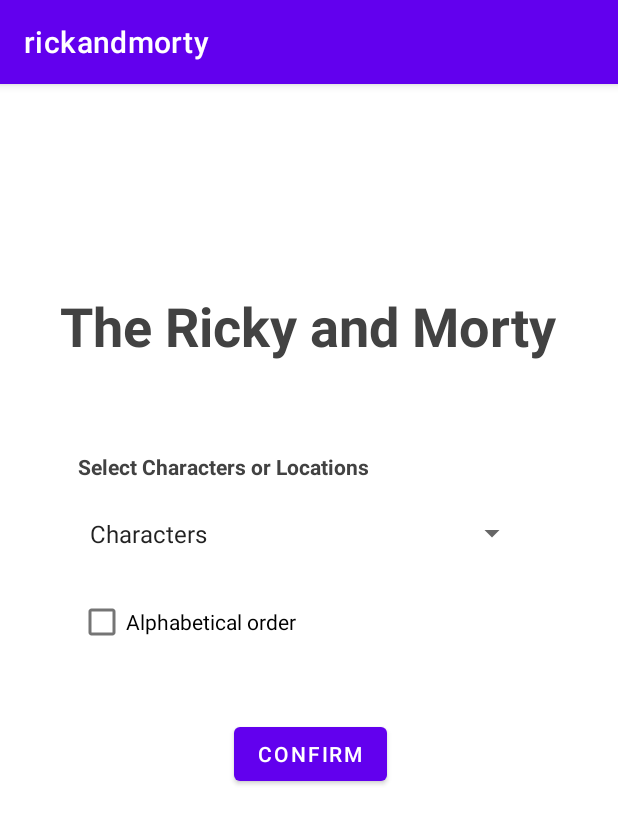
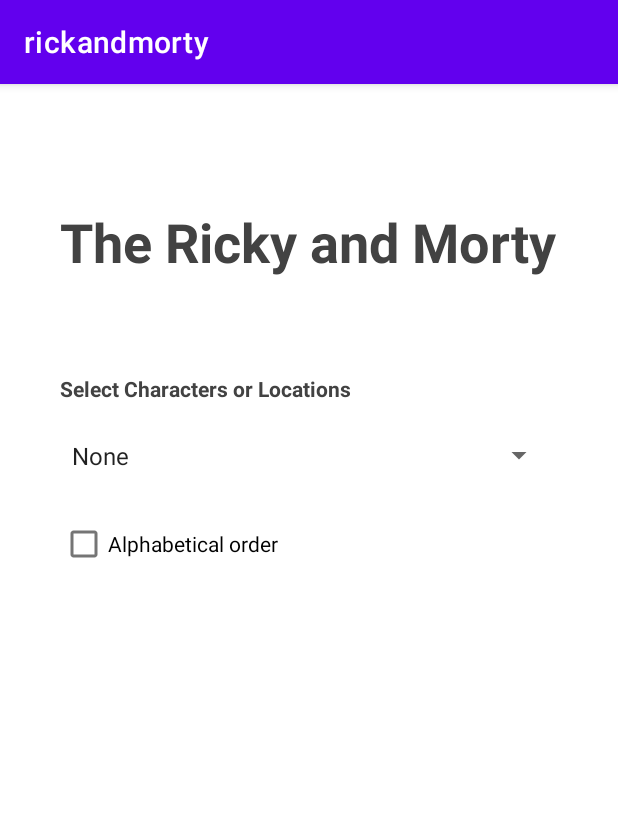
Before and after one commit to tlam101/rickyandmorty, an Android app: the screen it shows after launch (MainActivity), on a phone screen of 412 x 824 dp. Shown: the top 824 px of the screen. Run offline under Robolectric (Android 15) with nearby library versions, the phone set to English and light mode, and no system bars.

Commit message:
modified a spinner

```diff
--- a/app/src/main/java/practice/project/rickandmorty/MainActivity.java
+++ b/app/src/main/java/practice/project/rickandmorty/MainActivity.java
@@ -4,10 +4,15 @@ import androidx.appcompat.app.AppCompatActivity;
 
 import android.content.Intent;
 import android.os.Bundle;
+import android.util.Log;
 import android.view.View;
 import android.widget.AdapterView;
 import android.widget.ArrayAdapter;
+import android.widget.Button;
+import android.widget.CheckBox;
 import android.widget.Spinner;
+import android.widget.Toast;
+import android.widget.ToggleButton;
 
 import java.io.InputStream;
 import java.io.InputStreamReader;
@@ -15,46 +20,43 @@ import java.net.HttpURLConnection;
 import java.net.MalformedURLException;
 import java.net.URL;
 
-public class MainActivity extends AppCompatActivity implements View.OnClickListener {
-    String characterQuery, locationQuery;
-
+public class MainActivity extends AppCompatActivity implements AdapterView.OnItemSelectedListener {
     protected String spinnerChoice;
     public Spinner spinner;
-
+    public CheckBox checkBox;
 
 
     @Override
     protected void onCreate(Bundle savedInstanceState) {
         super.onCreate(savedInstanceState);
         setContentView(R.layout.activity_main);
-        characterQuery = "rickandmortyapi.com/api/character/";
-        locationQuery = "rickandmortyapi.com/api/location/";
 
         spinner = findViewById(R.id.selectionSpinner);
+        checkBox = findViewById(R.id.orderCheckBox);
+
         ArrayAdapter<CharSequence> adapter = ArrayAdapter.createFromResource(this, R.array.choices, android.R.layout.simple_spinner_item);
-        adapter.setDropDownViewResource(android.R.layout.);
+        adapter.setDropDownViewResource(android.R.layout.simple_spinner_dropdown_item);
         spinner.setAdapter(adapter);
         spinner.setOnItemSelectedListener(this);
+    }
 
-        if (spinnerChoice.equals("Character")) {
-            SelectCharacter();
-        } else if (spinnerChoice.equals("Location")) {
-            SelectLocation();
+    @Override
+    public void onItemSelected(AdapterView<?> adapterView, View view, int i, long l) {
+        spinnerChoice = adapterView.getItemAtPosition(i).toString();
+        Log.i("CHOICE", spinnerChoice);
+        if (spinnerChoice.equals("Characters")) {
+            Intent intentCharacter = new Intent(MainActivity.this, SelectCharacterActivity.class);
+            startActivity(intentCharacter);
+        } else if (spinnerChoice.equals("Locations")) {
+            Intent intentLocation = new Intent(this, SelectLocationActivity.class);
+            startActivity(intentLocation);
+        } else {
+            Toast.makeText(this, "Null", Toast.LENGTH_SHORT).show();
         }
     }
 
-    protected void SelectCharacter() {
-        Intent intentCharacter = new Intent(this, SelectCharacterActivity.class);
-        startActivity(intentCharacter);
-    }
-
-    protected void SelectLocation() {
-        Intent intentLocation = new Intent(this, SelectLocationActivity.class);
-        startActivity(intentLocation);
-    }
-
     @Override
-    public void onClick(View view) {
+    public void onNothingSelected(AdapterView<?> adapterView) {
 
     }
 }
--- a/app/src/main/java/practice/project/rickandmorty/SelectCharacterActivity.java
+++ b/app/src/main/java/practice/project/rickandmorty/SelectCharacterActivity.java
@@ -10,8 +10,10 @@ import java.net.HttpURLConnection;
 import java.net.URL;
 
 public class SelectCharacterActivity extends AppCompatActivity {
-    HttpURLConnection urlConnection = null;
-    URL url;
+    private HttpURLConnection urlConnection = null;
+    private URL url;
+    protected String characterQuery = "rickandmortyapi.com/api/character/";
+
 
     @Override
     protected void onCreate(Bundle savedInstanceState) {
--- a/app/src/main/res/layout/activity_main.xml
+++ b/app/src/main/res/layout/activity_main.xml
@@ -9,25 +9,15 @@
 
     <Spinner
         android:id="@+id/selectionSpinner"
-        android:layout_width="300dp"
+        android:layout_width="330dp"
         android:layout_height="30dp"
         android:layout_gravity="center"
         android:layout_marginTop="20dp"
+        android:autofillHints="Select Characters or Locations"
         app:layout_constraintEnd_toEndOf="@+id/spinnerTextView"
         app:layout_constraintHorizontal_bias="0.0"
         app:layout_constraintStart_toStartOf="@+id/spinnerTextView"
         app:layout_constraintTop_toBottomOf="@+id/spinnerTextView" />
-
-    <Button
-        android:id="@+id/confirmButton"
-        android:layout_width="wrap_content"
-        android:layout_height="wrap_content"
-        android:layout_marginTop="40dp"
-        android:text="Confirm"
-        app:layout_constraintEnd_toEndOf="@+id/selectionSpinner"
-        app:layout_constraintHorizontal_bias="0.525"
-        app:layout_constraintStart_toStartOf="@+id/selectionSpinner"
-        app:layout_constraintTop_toBottomOf="@+id/orderCheckBox" />
 
     <TextView
         android:id="@+id/TitleTextView"
@@ -42,7 +32,7 @@
         app:layout_constraintHorizontal_bias="0.493"
         app:layout_constraintStart_toStartOf="parent"
         app:layout_constraintTop_toTopOf="parent"
-        app:layout_constraintVertical_bias="0.19" />
+        app:layout_constraintVertical_bias="0.112" />
 
     <CheckBox
         android:id="@+id/orderCheckBox"
@@ -60,13 +50,13 @@
         android:id="@+id/spinnerTextView"
         android:layout_width="wrap_content"
         android:layout_height="wrap_content"
-        android:layout_marginTop="60dp"
+        android:layout_marginTop="64dp"
         android:text="Select Characters or Locations"
+        android:textColor="@color/cardview_dark_background"
         android:textSize="14dp"
         android:textStyle="bold"
-        android:textColor="@color/cardview_dark_background"
         app:layout_constraintEnd_toEndOf="@+id/TitleTextView"
-        app:layout_constraintHorizontal_bias="0.089"
+        app:layout_constraintHorizontal_bias="0.0"
         app:layout_constraintStart_toStartOf="@+id/TitleTextView"
         app:layout_constraintTop_toBottomOf="@+id/TitleTextView" />
 
--- a/app/src/main/res/values/strings.xml
+++ b/app/src/main/res/values/strings.xml
@@ -2,6 +2,7 @@
     <string name="app_name">rickandmorty</string>
 
     <string-array name="choices">
+        <item>None</item>>
         <item>Characters</item>
         <item>Locations</item>
     </string-array>
```
Also changed, not shown: app/src/main/java/practice/project/rickandmorty/SelectLocationActivity.java (+29 -2 lines).
